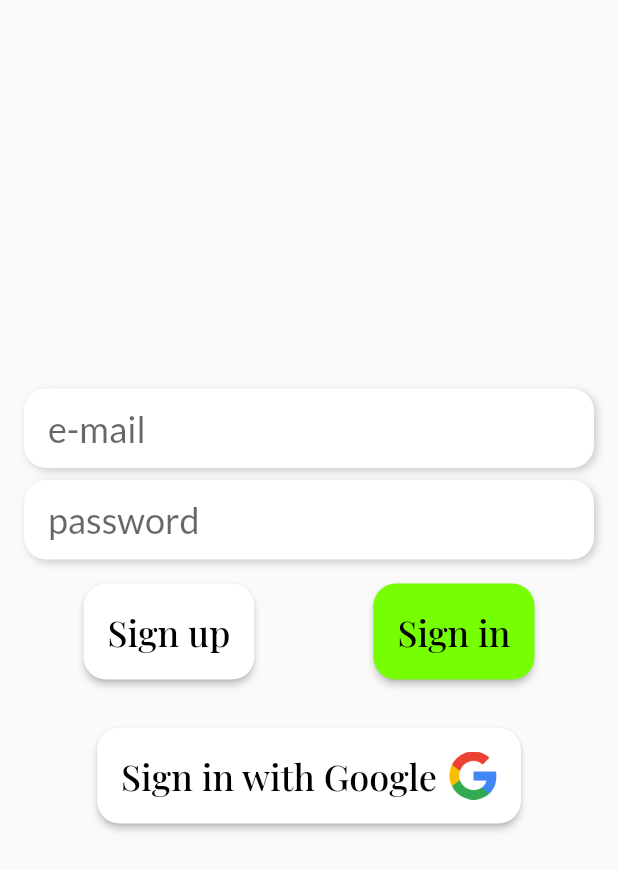
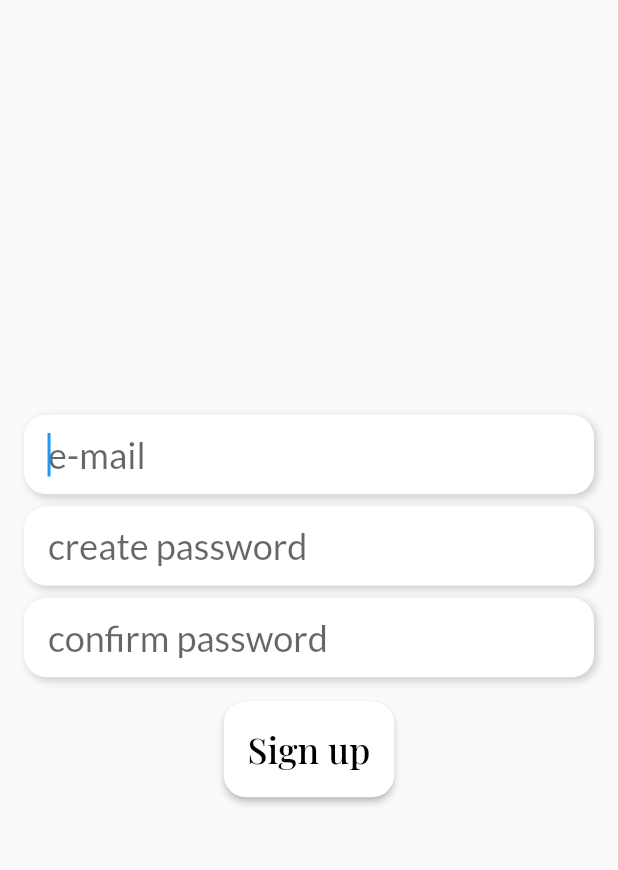
Before and after one commit to agatiks/month_tracker, a Flutter app: the screen it shows after launch, after a tap on "Sign up", on a phone screen of 412 x 824 dp. Shown: the top 870 px of the screen. Run offline on Flutter 3.47's test engine with Material 2 defaults, Android fonts, the phone set to English and light mode, and no system bars; our stand-ins replace firebase_auth, firebase_core, flutter_redux, google_fonts, redux; missing offline and left inert: dart:ffi; accounts and stored records are empty.

Commit message:
added sign up

```diff
--- a/lib/design_values.dart
+++ b/lib/design_values.dart
@@ -44,6 +44,12 @@ class DesignValues {
     color: color,
   );
 
+  static TextStyle bodyPlayfair16({Color color = Colors.black}) => GoogleFonts.playfairDisplay(
+    fontSize: smallFontSize,
+    fontWeight: FontWeight.bold,
+    color: color,
+  );
+
   static const mainColor = Color(0xff76ff03);
   static const detailColor = Color(0x00f9f9f9);
   static const radius = 15.0;
--- a/lib/presentation/auth_screen.dart
+++ b/lib/presentation/auth_screen.dart
@@ -3,6 +3,7 @@ import 'package:firebase_core/firebase_core.dart';
 import 'package:flutter/cupertino.dart';
 import 'package:flutter/material.dart';
 import 'package:month_tracker/design_values.dart';
+import 'package:month_tracker/presentation/sign_up_screen.dart';
 import 'package:month_tracker/widgets/button_widget.dart';
 import 'package:month_tracker/widgets/field_widget.dart';
 
@@ -40,7 +41,7 @@ class AuthScreen extends StatelessWidget {
                         ButtonWidget(
                           backgroundColor: Colors.white,
                           text: "Sign up",
-                          onPressed: signUp,
+                          onPressed: () => signUp(context),
                         ),
                         ButtonWidget(
                           backgroundColor: DesignValues.mainColor,
@@ -72,8 +73,11 @@ class AuthScreen extends StatelessWidget {
     );
   }
 
-  signUp() {
-    print("1");
+  void signUp(BuildContext context) {
+    Navigator.of(context)
+        .push(MaterialPageRoute(
+      builder: (_) => SignUpScreen(),
+    ));
   }
 
   signInGoogle() {
--- /dev/null
+++ b/lib/presentation/sign_up_screen.dart
@@ -0,0 +1,78 @@
+import 'package:firebase_auth/firebase_auth.dart';
+import 'package:flutter/cupertino.dart';
+import 'package:flutter/material.dart';
+
+import '../design_values.dart';
+import '../widgets/button_widget.dart';
+import '../widgets/field_widget.dart';
+
+class SignUpScreen extends StatelessWidget {
+  final _emailController = TextEditingController();
+  final _passwordController = TextEditingController();
+  final _confirmPasswordController = TextEditingController();
+
+  @override
+  Widget build(BuildContext context) {
+    return Scaffold(
+      body: SafeArea(
+        child: Center(
+          child: Padding(
+            padding: DesignValues.regularPadding,
+            child: Wrap(
+              children: [
+                Column(
+                  children: [
+                    FieldWidget(
+                      hint: 'e-mail',
+                      controller: _emailController,
+                    ),
+                    const SizedBox(
+                      height: DesignValues.paddingSmall,
+                    ),
+                    FieldWidget(
+                      hint: 'create password',
+                      controller: _passwordController,
+                    ),
+                    const SizedBox(
+                      height: DesignValues.paddingSmall,
+                    ),
+                    FieldWidget(
+                      hint: 'confirm password',
+                      controller: _confirmPasswordController,
+                    ),
+                    ButtonWidget(
+                      backgroundColor: Colors.white,
+                      text: "Sign up",
+                      onPressed: () => signUpWithFirebase(context),
+                    ),
+                    /*Text(
+                      "We will send your just one e-mail to confirm creation of your account.",
+                      style: DesignValues.bodyPlayfair16(),
+                      textAlign: TextAlign.center,
+                    )*/
+                  ],
+                ),
+              ],
+            ),
+          ),
+        ),
+      ),
+    );
+  }
+
+  Future signUpWithFirebase(BuildContext context) async {
+    if (_passwordController.text == _confirmPasswordController.text) {
+      try {
+        await FirebaseAuth.instance.createUserWithEmailAndPassword(
+            email: _emailController.text.trim(),
+            password: _passwordController.text);
+        Navigator.pop(context);
+      } on FirebaseAuthException catch (e) {
+        print(e); // TODO handle Exceptions
+      } catch (e) {
+        print(e);
+      }
+    }
+    //TODO handle what if not
+  }
+}
```
